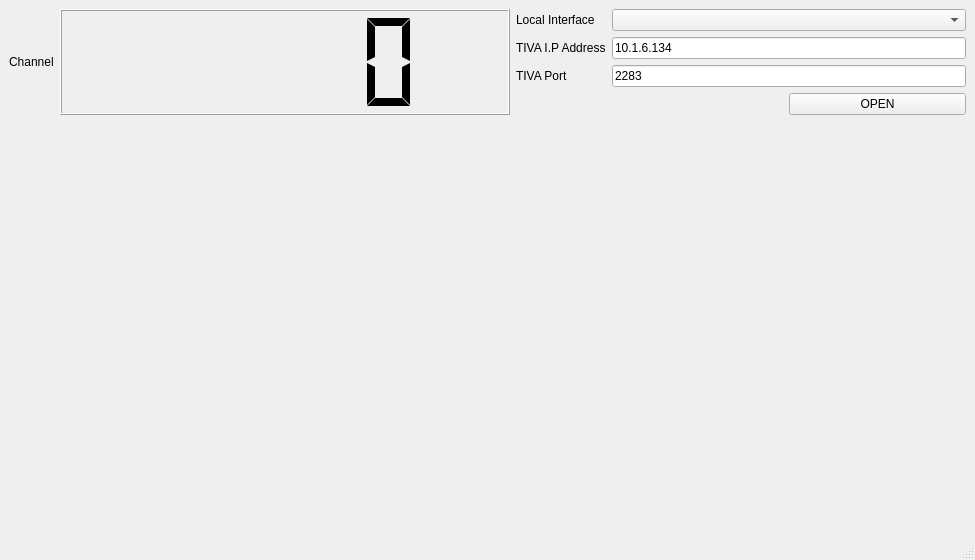
First picture: the form in mainwindow.ui, repository alextran1502/GraphTM4C_QT, before the edit.
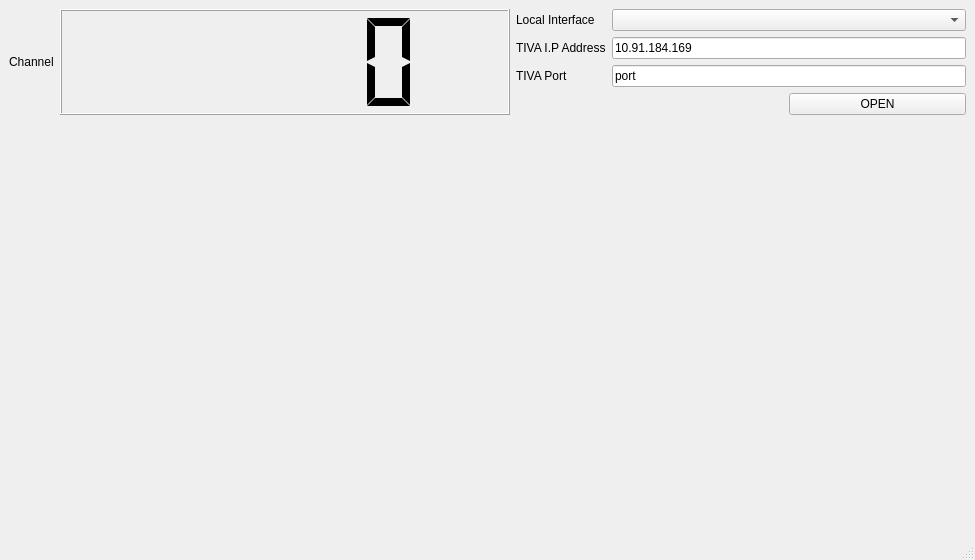
Second picture: the form after the edit.

Commit message: WOrking with closing the tcp port

```diff
--- a/mainwindow.ui
+++ b/mainwindow.ui
@@ -101,7 +101,7 @@
            </size>
           </property>
           <property name="text">
-           <string>10.1.6.134</string>
+           <string>10.91.184.169</string>
           </property>
          </widget>
         </item>
@@ -115,7 +115,7 @@
         <item row="2" column="1">
          <widget class="QLineEdit" name="port_input">
           <property name="text">
-           <string>2283</string>
+           <string>port</string>
           </property>
          </widget>
         </item>
@@ -184,7 +184,17 @@
     </rect>
    </property>
   </widget>
-  <widget class="QStatusBar" name="statusbar"/>
+  <widget class="QStatusBar" name="statusbar">
+   <property name="font">
+    <font>
+     <family>DejaVu Sans</family>
+     <pointsize>11</pointsize>
+     <weight>50</weight>
+     <italic>false</italic>
+     <bold>false</bold>
+    </font>
+   </property>
+  </widget>
  </widget>
  <resources/>
  <connections/>
```
Left out of the diff: 10 changed lines with no effect on the pictures. The commit also changes 9 other files.
